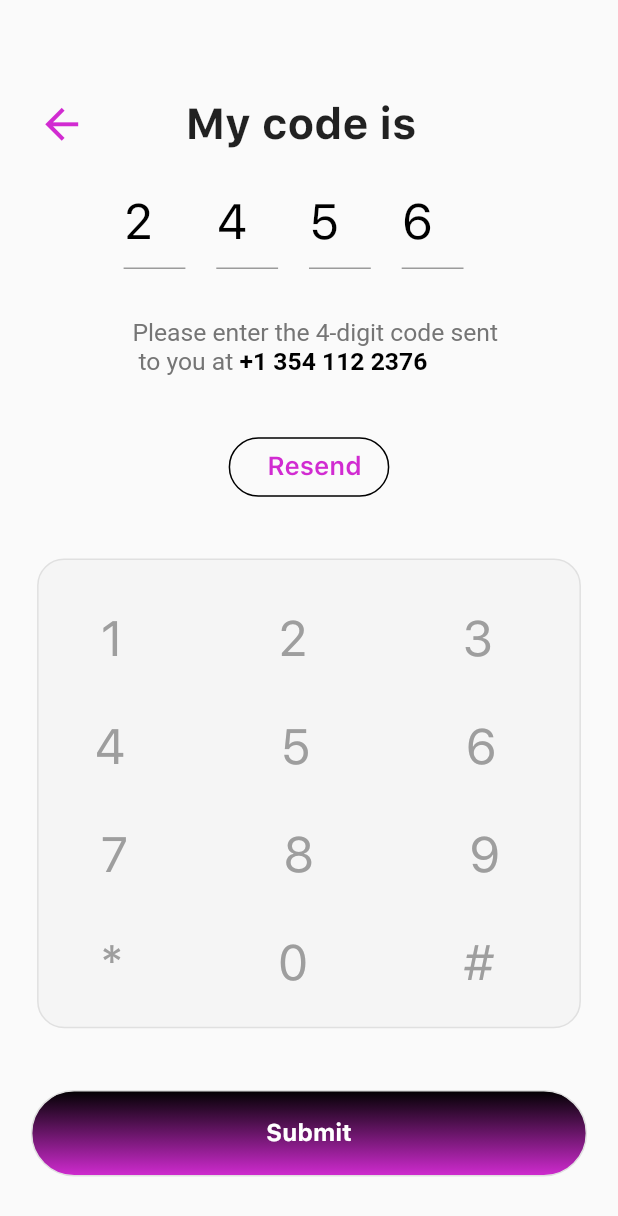
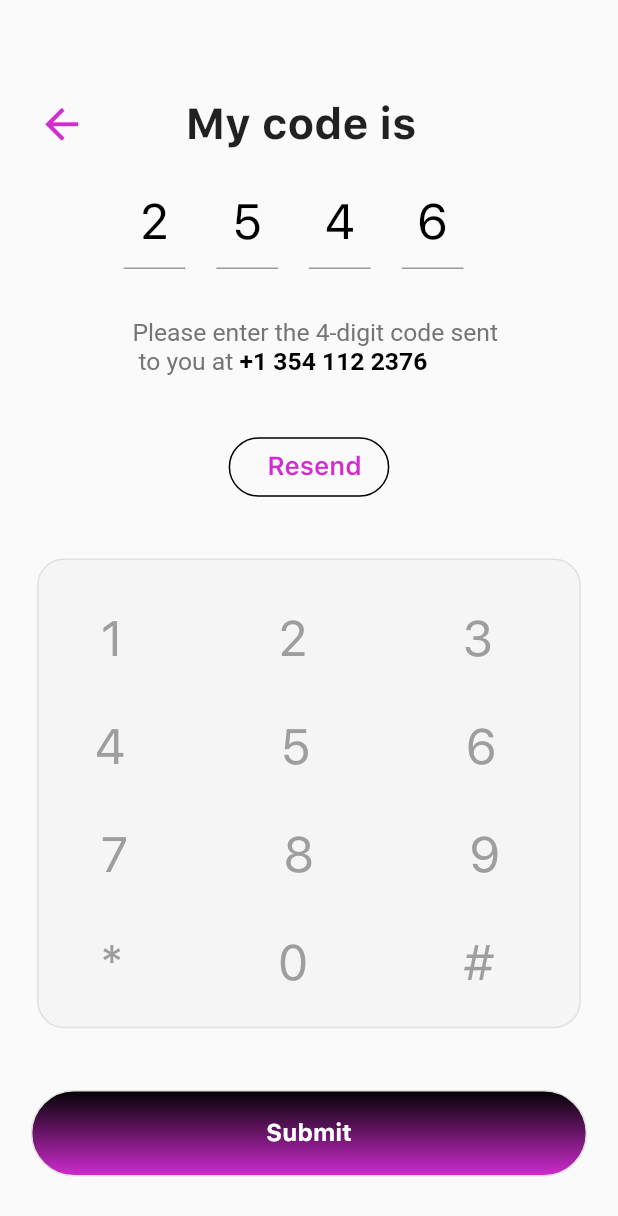
Before and after one commit to Abhisheksainii/goldidate-master, a Flutter app: the VerifyCode screen opened by its route, on a phone screen of 412 x 824 dp. Shown: the top 1216 px of the screen. Run offline on Flutter 3.47's test engine with Material 2 defaults, Android fonts, the phone set to English and light mode, and no system bars; our stand-ins replace auto_size_text, cloud_firestore, firebase_auth, firebase_core, font_awesome_flutter, google_sign_in and 4 more; missing offline and left inert: flutter_login_facebook, mobile_number; accounts and stored records are empty; project files that could hold a hidden picture were left out.

Commit message:
Bug Fixes

```diff
--- a/lib/screens/Home/Profile/Settings.dart
+++ b/lib/screens/Home/Profile/Settings.dart
@@ -549,7 +549,7 @@ class _SettingsState extends State<Settings> {
                               fontWeight: FontWeight.w600,
                               color: Color(0xFF424242)),
                         ),
-                        SizedBox(width: width * 0.42),
+                        SizedBox(width: width * 0.45),
                         CustomSwitch(
                           value: _enable4,
                           onChanged: (bool val) {
@@ -589,7 +589,7 @@ class _SettingsState extends State<Settings> {
                               fontWeight: FontWeight.w600,
                               color: Color(0xFF424242)),
                         ),
-                        SizedBox(width: width * 0.41),
+                        SizedBox(width: width * 0.45),
                         CustomSwitch(
                           value: _enable5,
                           onChanged: (bool val) {
--- a/lib/screens/Home/verifyCode.dart
+++ b/lib/screens/Home/verifyCode.dart
@@ -51,6 +51,7 @@ class _VerifyCodeState extends State<VerifyCode> {
                       Container(
                         width: width * 0.1,
                         child: TextField(
+                          textAlign: TextAlign.center,
                           decoration: InputDecoration(
                             hintText: "2",
                             hintStyle: TextStyle(
@@ -64,6 +65,21 @@ class _VerifyCodeState extends State<VerifyCode> {
                       Container(
                         width: width * 0.1,
                         child: TextField(
+                          textAlign: TextAlign.center,
+                          decoration: InputDecoration(
+                            hintText: "5",
+                            hintStyle: TextStyle(
+                              color: Colors.black,
+                              fontSize: width * 0.08,
+                            ),
+                          ),
+                        ),
+                      ),
+                      SizedBox(width: width * 0.05),
+                      Container(
+                        width: width * 0.1,
+                        child: TextField(
+                          textAlign: TextAlign.center,
                           decoration: InputDecoration(
                             hintText: "4",
                             hintStyle: TextStyle(
@@ -77,19 +93,7 @@ class _VerifyCodeState extends State<VerifyCode> {
                       Container(
                         width: width * 0.1,
                         child: TextField(
-                          decoration: InputDecoration(
-                            hintText: "5",
-                            hintStyle: TextStyle(
-                              color: Colors.black,
-                              fontSize: width * 0.08,
-                            ),
-                          ),
-                        ),
-                      ),
-                      SizedBox(width: width * 0.05),
-                      Container(
-                        width: width * 0.1,
-                        child: TextField(
+                          textAlign: TextAlign.center,
                           decoration: InputDecoration(
                             hintText: "6",
                             hintStyle: TextStyle(
```
Also changed, not shown: lib/screens/Home/editInnerProfile.dart (+15 -10 lines).
